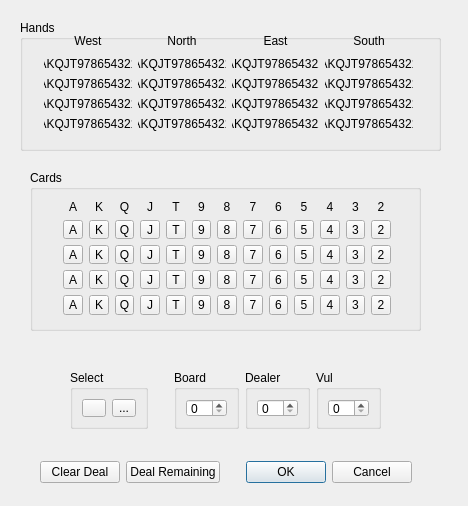
Old version of the form ZBridge/clayoutcardsdialog.ui in the repository erik-knudsen/BridgeZ.
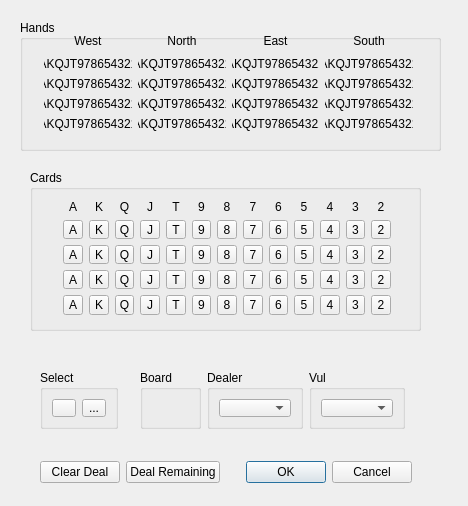
New version of the form. Icons and pictures are not drawn.

Commit message: Working on layout of cards.

```diff
--- a/ZBridge/clayoutcardsdialog.ui
+++ b/ZBridge/clayoutcardsdialog.ui
@@ -878,7 +878,7 @@
     </layout>
    </widget>
   </widget>
-  <widget class="QWidget" name="">
+  <widget class="QWidget" name="layoutWidget">
    <property name="geometry">
     <rect>
      <x>40</x>
@@ -930,9 +930,9 @@
   <widget class="QWidget" name="">
    <property name="geometry">
     <rect>
-     <x>70</x>
+     <x>40</x>
      <y>370</y>
-     <width>311</width>
+     <width>365</width>
      <height>59</height>
     </rect>
    </property>
@@ -992,7 +992,11 @@
       </property>
       <layout class="QVBoxLayout" name="verticalLayout_2">
        <item>
-        <widget class="QSpinBox" name="spinBoard"/>
+        <widget class="QLabel" name="board">
+         <property name="text">
+          <string/>
+         </property>
+        </widget>
        </item>
       </layout>
      </widget>
@@ -1004,7 +1008,7 @@
       </property>
       <layout class="QVBoxLayout" name="verticalLayout_3">
        <item>
-        <widget class="QSpinBox" name="spinDealer"/>
+        <widget class="QComboBox" name="dealer"/>
        </item>
       </layout>
      </widget>
@@ -1016,7 +1020,7 @@
       </property>
       <layout class="QVBoxLayout" name="verticalLayout_4">
        <item>
-        <widget class="QSpinBox" name="spinVul"/>
+        <widget class="QComboBox" name="vul"/>
        </item>
       </layout>
      </widget>
```
Left out of the diff: 4 changed lines with no effect on the pictures. The commit also changes 5 other files.
